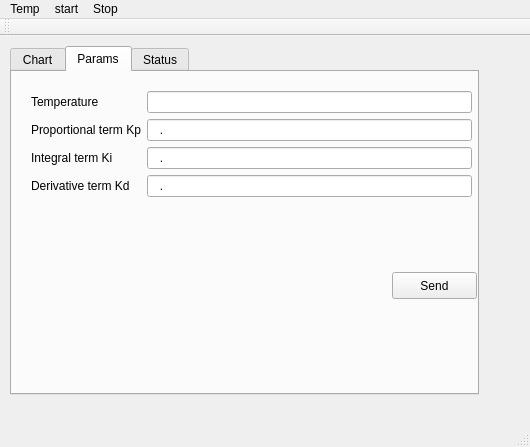
First picture: the form in mainwindow.ui, repository cuby-tec/qt_thermo, before the edit.
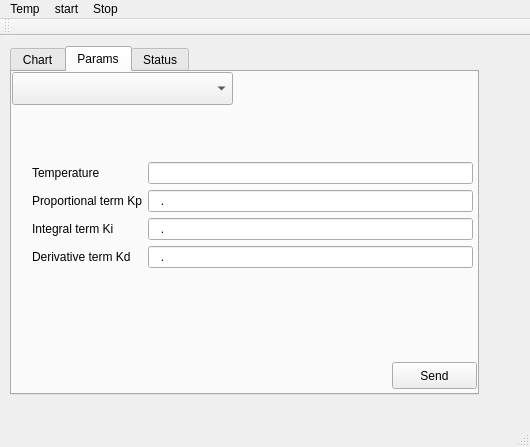
Second picture: the form after the edit. The open tabs and pages were chosen to show the change. Icons and pictures are not drawn. Custom widgets are drawn as their Qt base class.

Commit message:
#6 Load combox Profiles
 Profiles loaded in ComboBox.

```diff
--- a/mainwindow.ui
+++ b/mainwindow.ui
@@ -97,8 +97,8 @@
         <widget class="QWidget" name="formLayoutWidget">
          <property name="geometry">
           <rect>
-           <x>9</x>
-           <y>9</y>
+           <x>10</x>
+           <y>80</y>
            <width>461</width>
            <height>171</height>
           </rect>
@@ -178,7 +178,7 @@
          <property name="geometry">
           <rect>
            <x>380</x>
-           <y>200</y>
+           <y>290</y>
            <width>85</width>
            <height>27</height>
           </rect>
@@ -187,6 +187,22 @@
           <string>Send</string>
          </property>
         </widget>
+        <widget class="QComboBox" name="profileComboBox">
+         <property name="geometry">
+          <rect>
+           <x>0</x>
+           <y>0</y>
+           <width>221</width>
+           <height>33</height>
+          </rect>
+         </property>
+         <property name="toolTip">
+          <string>toolTip</string>
+         </property>
+         <property name="currentText">
+          <string/>
+         </property>
+        </widget>
        </widget>
        <widget class="QWidget" name="tab">
         <attribute name="title">
```
Left out of the diff: 2 changed lines with no effect on the pictures. The commit also changes 4 other files.
